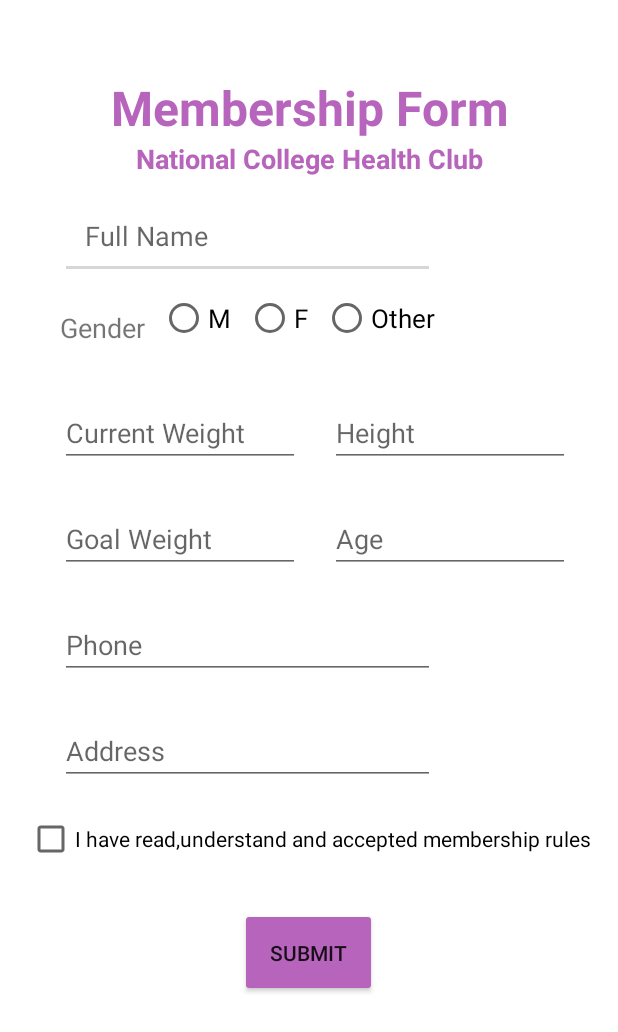
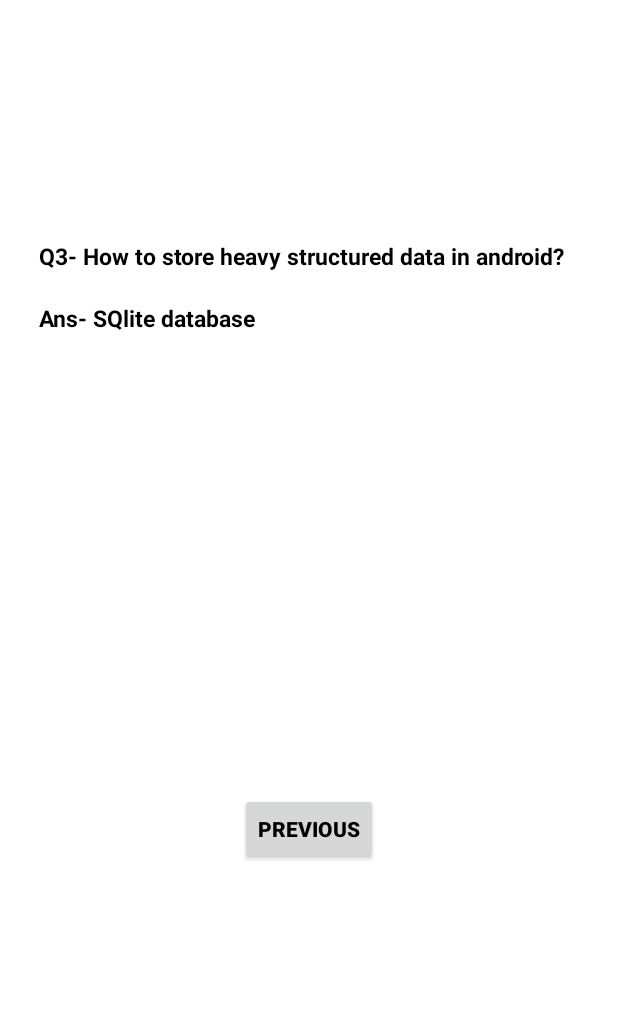
Before and after one commit to SapkotaPrabin/Android-Project, an Android app: the screen it shows after launch (signup before the commit, SecondActivity after it), on a phone screen of 412 x 824 dp. Shown: the top 1032 px of the screen. Run offline under Robolectric (Android 15) with nearby library versions, the phone set to English and light mode, and no system bars; 2 statements that could not run were skipped.

Commit message:
file add

```diff
--- a/SignUp/app/src/main/AndroidManifest.xml
+++ b/SignUp/app/src/main/AndroidManifest.xml
@@ -9,14 +9,14 @@
         android:roundIcon="@mipmap/ic_launcher_round"
         android:supportsRtl="true"
         android:theme="@style/Theme.SignUp">
-        <activity android:name=".signup"
+        <activity android:name=".SecondActivity"
             android:exported="true">
             <intent-filter>
                 <action android:name="android.intent.action.MAIN"/>
                 <category android:name="android.intent.category.LAUNCHER"/>
             </intent-filter>
         </activity>
-
+        <activity android:name=".ThirdActivity"/>
+        <activity android:name=".FirstActivity"/>
     </application>
-
 </manifest>
--- /dev/null
+++ b/SignUp/app/src/main/java/com/example/signup/SecondActivity.java
@@ -0,0 +1,31 @@
+package com.example.signup;
+import android.app.Activity;
+import android.content.Intent;
+import android.os.Bundle;
+import android.view.View;
+import android.widget.Button;
+
+public class SecondActivity extends Activity{
+    Button pre1,next2;
+    @Override
+    public void onCreate(Bundle savedInstanceState){
+        super.onCreate(savedInstanceState);
+        setContentView(R.layout.thirdactivity);
+        pre1 = (Button)findViewById(R.id.previous1);
+        next2 = (Button)findViewById(R.id.next2);
+        pre1.setOnClickListener(new View.OnClickListener() {
+            @Override
+            public void onClick(View view) {
+                Intent intent2=new Intent(SecondActivity.this,FirstActivity.class);
+                startActivity(intent2);
+            }
+        });
+        next2.setOnClickListener(new View.OnClickListener() {
+            @Override
+            public void onClick(View view) {
+                Intent intent3=new Intent(SecondActivity.this,ThirdActivity.class);
+                startActivity(intent3);
+            }
+        });
+    }
+}
--- a/SignUp/app/src/main/res/layout/signup_constraint.xml
+++ b/SignUp/app/src/main/res/layout/signup_constraint.xml
@@ -59,7 +59,7 @@
         app:layout_constraintRight_toLeftOf="@id/radio"
         app:layout_constraintButtom_toTopOf="@id/cw"
         app:layout_constraintLeft_toLeftOf="parent"
-        app:layout_constraintTop_toBottomOf="@id/name" />
+        app:layout_constraintTop_toBottomOf="@id/name"/>
     <RadioGroup
         android:id="@+id/radio"
         android:layout_height="wrap_content"
--- /dev/null
+++ b/SignUp/app/src/main/res/layout/thirdactivity.xml
@@ -0,0 +1,42 @@
+<?xml version="1.0" encoding="utf-8"?>
+<TableLayout xmlns:android="http://schemas.android.com/apk/res/android"
+    android:layout_width="match_parent"
+    android:layout_height="match_parent"
+    android:paddingStart="16dp"
+    android:paddingEnd="16dp">
+    <TextView
+        android:layout_marginTop="150dp"
+        android:layout_width="wrap_content"
+        android:layout_height="wrap_content"
+        android:gravity="left"
+        android:textStyle="bold"
+        android:textColor="@color/black"
+        android:textSize="15sp"
+        android:padding="10dp"
+        android:text="@string/q3"/>
+    <TextView
+        android:layout_width="wrap_content"
+        android:layout_height="wrap_content"
+        android:gravity="left"
+        android:textStyle="bold"
+        android:padding="10dp"
+        android:textSize="15sp"
+        android:textColor="@color/black"
+        android:layout_weight="0.1"
+        android:text="@string/a3"/>
+
+    <TableRow
+        android:layout_width="match_parent"
+        android:layout_height="match_parent"
+        android:gravity="center"
+        android:layout_weight="1">
+        <Button
+            android:id="@+id/previous2"
+            android:layout_width="wrap_content"
+            android:layout_height="wrap_content"
+            android:textColor="@color/black"
+            android:textStyle="bold"
+            android:text="@string/previous"/>
+    </TableRow>
+
+</TableLayout>
--- a/SignUp/app/src/main/res/values/colors.xml
+++ b/SignUp/app/src/main/res/values/colors.xml
@@ -1,5 +1,10 @@
 <?xml version="1.0" encoding="utf-8"?>
 <resources>
+    <color name="purple_200">#FFBB86FC</color>
+    <color name="purple_500">#FF6200EE</color>
+    <color name="purple_700">#FF3700B3</color>
+    <color name="teal_200">#FF03DAC5</color>
+    <color name="teal_700">#FF018786</color>
     <color name="black">#FF000000</color>
     <color name="white">#FFFFFFFF</color>
     <color name="purple">#b765bc</color>
--- a/SignUp/app/src/main/res/values/strings.xml
+++ b/SignUp/app/src/main/res/values/strings.xml
@@ -15,4 +15,12 @@
     <string name="address">Address</string>
     <string name="checkbox">I have read,understand and accepted membership rules</string>
     <string name="button">SUBMIT</string>
+    <string name="q1">Q1- How to pass the data between activities in Android</string>
+    <string name="q2">Q2- What is ADB in android?</string>
+    <string name="q3">Q3- How to store heavy structured data in android?</string>
+    <string name="a1">Ans- Intent</string>
+    <string name="a2">Ans- Android Debug Bridge</string>
+    <string name="a3">Ans- SQlite database</string>
+    <string name="next">Next</string>
+    <string name="previous">Previous</string>
 </resources>
```
Also changed, not shown: SignUp/app/src/main/java/com/example/signup/FirstActivity.java (added, +23 -0 lines), SignUp/app/src/main/java/com/example/signup/ThirdActivity.java (added, +23 -0 lines), SignUp/app/src/main/res/layout/firstactivity.xml (added, +43 -0 lines), SignUp/app/src/main/res/layout/secondactivity.xml (added, +53 -0 lines).
